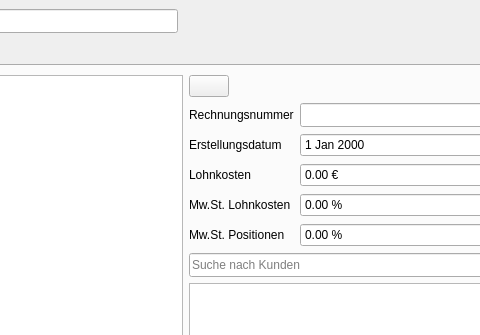
First picture: the form in Qt/main.ui, repository SIMKCN/LF11-Projekt, before the edit; both pictures show x 568 to 1048 and y 0 to 335 of the 1400 by 803 pixel window.
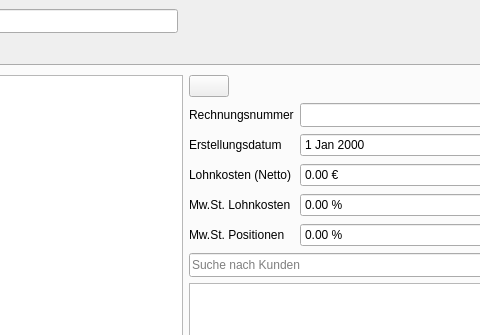
Second picture: the form after the edit. Icons and pictures are not drawn.

Commit message: Lohnkosten (Netto)

```diff
--- a/Qt/main.ui
+++ b/Qt/main.ui
@@ -346,7 +346,7 @@
                      </sizepolicy>
                     </property>
                     <property name="text">
-                     <string>Lohnkosten</string>
+                     <string>Lohnkosten (Netto)</string>
                     </property>
                    </widget>
                   </item>
```
The commit also changes 1 other file.
